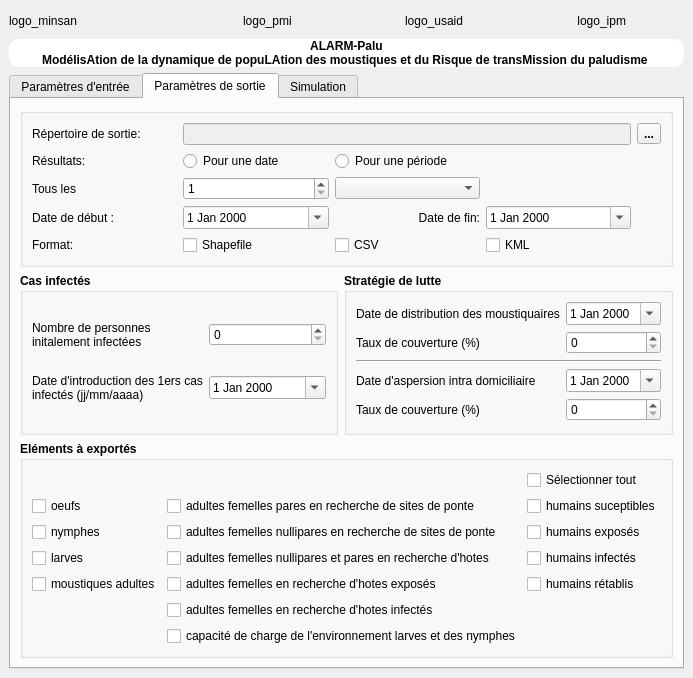
TeamSaGeo/MalariaModel, file mainwindow.ui: the form before one commit.
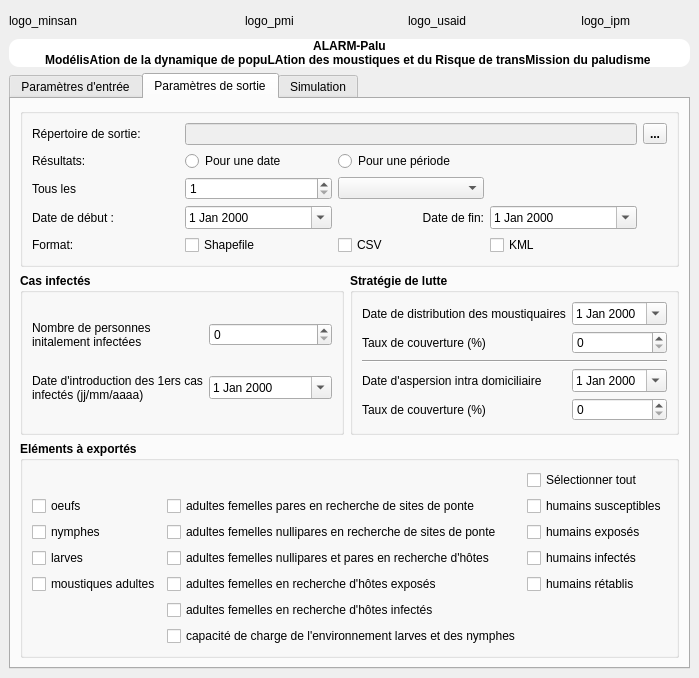
The form after the commit. The open tabs and pages were chosen to show the change. Icons and pictures are not drawn.

Commit message: replace hotes to hôtes and add readme

What changed in the file:
```diff
--- a/mainwindow.ui
+++ b/mainwindow.ui
@@ -831,7 +831,7 @@
               </font>
              </property>
              <property name="text">
-              <string>humains suceptibles</string>
+              <string>humains susceptibles</string>
              </property>
             </widget>
            </item>
@@ -870,7 +870,7 @@
               </font>
              </property>
              <property name="text">
-              <string>adultes femelles nullipares et pares en recherche d'hotes</string>
+              <string>adultes femelles nullipares et pares en recherche d'hôtes</string>
              </property>
             </widget>
            </item>
@@ -909,7 +909,7 @@
               </font>
              </property>
              <property name="text">
-              <string>adultes femelles en recherche d'hotes infectés</string>
+              <string>adultes femelles en recherche d'hôtes infectés</string>
              </property>
             </widget>
            </item>
@@ -922,7 +922,7 @@
               </font>
              </property>
              <property name="text">
-              <string>adultes femelles en recherche d'hotes exposés</string>
+              <string>adultes femelles en recherche d'hôtes exposés</string>
              </property>
             </widget>
            </item>
```
The commit also changes 2 other files.
